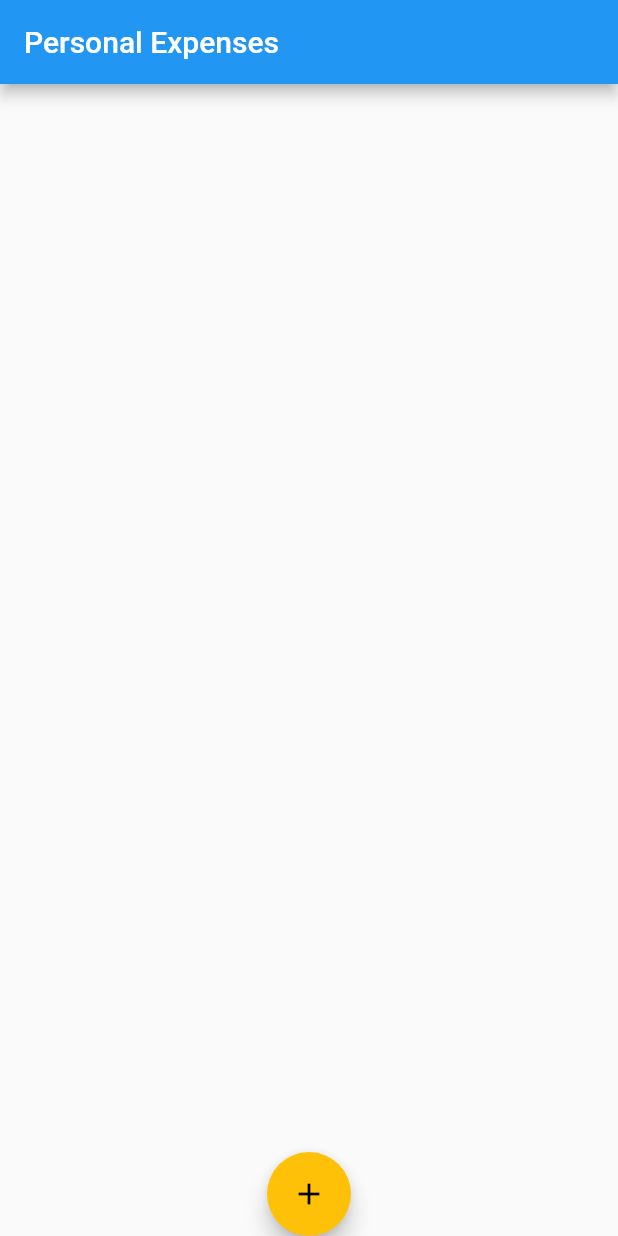
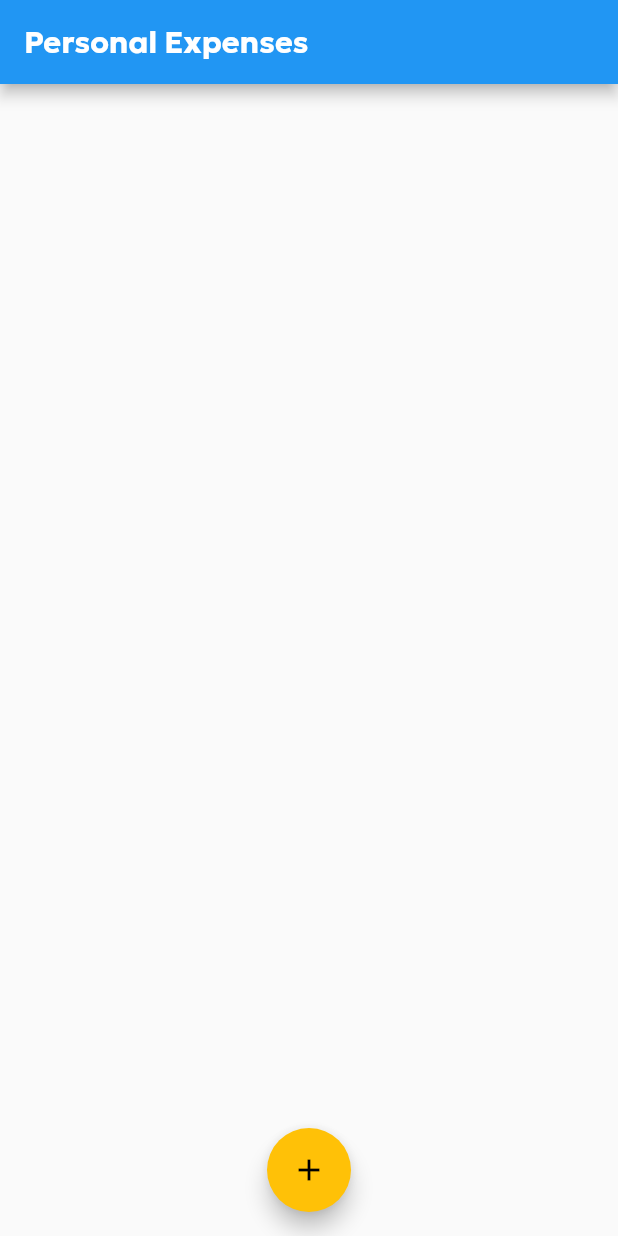
Before and after one commit to 420saqi/personal-Expenses-app, a Flutter app: the screen it shows after launch, on a phone screen of 412 x 824 dp. Run offline on Flutter 3.47's test engine with Material 2 defaults, Android fonts, the phone set to English and light mode, and no system bars.

Commit message:
adding chart bars

```diff
--- a/lib/Models/model-class.dart
+++ b/lib/Models/model-class.dart
@@ -1,7 +1,7 @@
 class Transaction {
   String title;
   double amount;
-  String dateTime;
+  DateTime dateTime;
 
   Transaction({
     required this.title,
--- a/lib/main.dart
+++ b/lib/main.dart
@@ -1,3 +1,4 @@
+
 import 'package:flutter/material.dart';
 import 'package:intl/intl.dart';
 import 'package:personalexpenses/Widgets/floating_button_functionality.dart';
@@ -12,36 +13,48 @@ class MyApp extends StatelessWidget {
   Widget build(BuildContext context) {
     return MaterialApp(
       home: HomeScreen(),
+      theme: ThemeData(
+        textTheme: Theme.of(context).textTheme.copyWith(titleLarge:
+        const TextStyle(
+          fontFamily: 'Geologiia_bold',
+        )),
+          appBarTheme: const AppBarTheme(
+        titleTextStyle: TextStyle(
+          fontFamily: 'Geologiia_bold',
+          fontWeight: FontWeight.bold,
+          fontSize: 20,
+        ),
+      )),
     );
   }
 }
-
 class HomeScreen extends StatefulWidget {
   @override
   State<HomeScreen> createState() => _HomeScreenState();
 }
-
 class _HomeScreenState extends State<HomeScreen> {
   final transactions = [];
   DateTime currentDate = DateTime.now();
-  late String formattedDate;
+  late dynamic formattedDate; //changed type from String to dynamic because
+  // i changed it in the model class from String to DateTime;
   @override
   void initState() {
     formattedDate = DateFormat('yyyy-MM-dd').format(currentDate);
     super.initState();
   }
-
-  void _addNewTransaction(String title, dynamic Myamount) {
+  void _addNewTransaction(String title, dynamic getamount) {
     final tx = Transaction(
       title: title,
-      amount: Myamount,
-      dateTime: formattedDate,
+      amount: getamount,
+      dateTime:currentDate,
     );
     setState(() {
       transactions.add(tx);
     });
     Navigator.pop(context);
   }
+
+
 
   @override
   Widget build(BuildContext context) {
@@ -57,10 +70,12 @@ class _HomeScreenState extends State<HomeScreen> {
             child: ListTile(
               leading: CircleAvatar(
                 radius: 25,
-                child: Text(transactions[index].amount.toString()),
+                //toStringAsFixed round Off the value to 1 decimal places.
+                child: Text(transactions[index].amount.toStringAsFixed(1)),
               ),
-              title: Text(transactions[index].title),
-              subtitle: Text(transactions[index].dateTime),
+              title: Text(transactions[index].title,
+              style: Theme.of(context).textTheme.titleLarge,),
+              subtitle: Text(transactions[index].dateTime.toString()),
               trailing: IconButton(
                 icon: const Icon(
                   Icons.delete,
@@ -81,7 +96,7 @@ class _HomeScreenState extends State<HomeScreen> {
         newUserTransaction: _addNewTransaction,
         formattedDate: formattedDate,
       ),
-      floatingActionButtonLocation: FloatingActionButtonLocation.centerDocked,
+      floatingActionButtonLocation: FloatingActionButtonLocation.centerFloat,
     );
   }
 }
```
Also changed, not shown: lib/Widgets/chart.dart (added, +41 -0 lines), lib/Widgets/floating_button_functionality.dart (+8 -0 lines), lib/transaction_lists.dart (deleted, +0 -15 lines), pubspec.yaml (+4 -4 lines), assets/fonts/Geologiia_bold.ttf (added).
